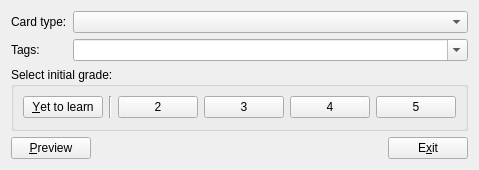
Above: mnemosyne/mnemosyne/pyqt_ui/add_cards_dlg.ui from mnemosyne-proj/mnemosyne before the change. Below: the same form after it.
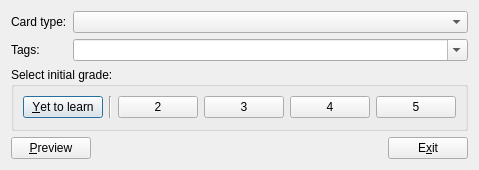
That is the form after the change.

Diff of the .ui file:
```diff
--- a/mnemosyne/mnemosyne/pyqt_ui/add_cards_dlg.ui
+++ b/mnemosyne/mnemosyne/pyqt_ui/add_cards_dlg.ui
@@ -74,7 +74,10 @@
              <string>Ctrl+0</string>
             </property>
             <property name="autoDefault">
-             <bool>false</bool>
+             <bool>true</bool>
+            </property>
+            <property name="default">
+             <bool>true</bool>
             </property>
            </widget>
           </item>
```
Left out of the diff: 2 changed lines with no effect on the pictures.
